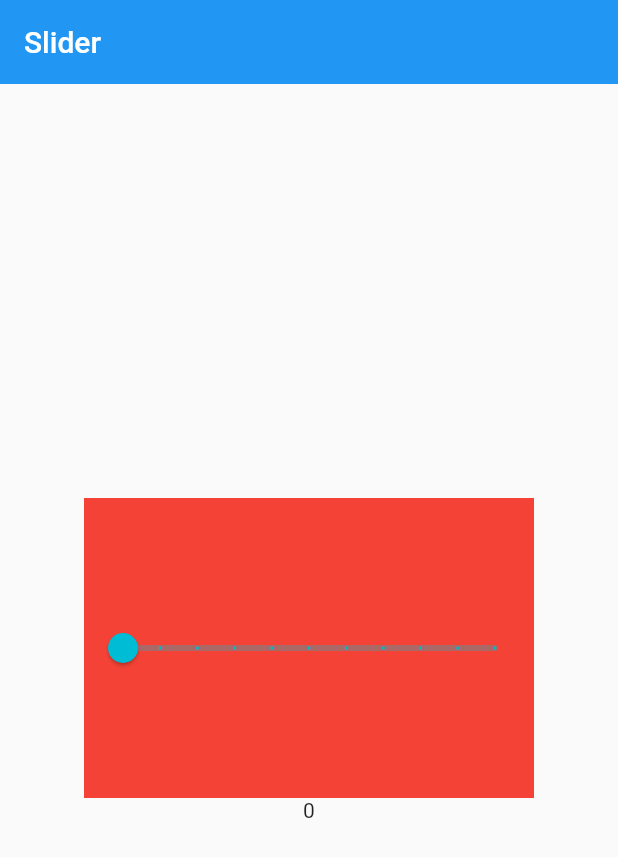
After one commit to liubang0909/flutter_helloworld, a Flutter app: the SliderDemo screen opened directly, on a phone screen of 412 x 824 dp. The commit adds this screen. Shown: the top 857 px of the screen. Run offline on Flutter 3.47's test engine with Material 2 defaults, Android fonts, the phone set to English and light mode, and no system bars.

Commit message:
Slider
Slider

```diff
--- a/flutter_helloworld/lib/demo/material_components.dart
+++ b/flutter_helloworld/lib/demo/material_components.dart
@@ -6,6 +6,7 @@ import '../demo/form_demo.dart';
 import '../demo/checkbox_demo.dart';
 import '../demo/radio_demo.dart';
 import '../demo/switch_demo.dart';
+import '../demo/slider_demo.dart';
 
 class MaterialComponents extends StatelessWidget {
   const MaterialComponents({Key key}) : super(key: key);
@@ -20,6 +21,7 @@ class MaterialComponents extends StatelessWidget {
         ),
         body: ListView(
           children: [
+            ListItem(title: 'Slider', page: SliderDemo()),
             ListItem(title: 'Switch', page: SwitchDemo()),
             ListItem(title: 'Radio', page: RadioDemo()),
             ListItem(title: 'Checkbox', page: CheckboxDemo()),
--- /dev/null
+++ b/flutter_helloworld/lib/demo/slider_demo.dart
@@ -0,0 +1,56 @@
+import 'package:flutter/material.dart';
+
+class SliderDemo extends StatefulWidget {
+  SliderDemo({Key key}) : super(key: key);
+
+  @override
+  _SliderDemoState createState() => _SliderDemoState();
+}
+
+class _SliderDemoState extends State<SliderDemo> {
+  double _changeValue = 0;
+  @override
+  Widget build(BuildContext context) {
+    return Container(
+      child: Scaffold(
+        appBar: AppBar(
+          title: Text('Slider'),
+          elevation: 0,
+        ),
+        body: Padding(
+          padding: EdgeInsets.all(14),
+          child: Column(
+            mainAxisAlignment: MainAxisAlignment.center,
+            children: [
+              Row(
+                mainAxisAlignment: MainAxisAlignment.center,
+                children: [
+                  Container(
+                    width: 300,
+                    height: 200,
+                    color: Colors.red,
+                    child: Slider(
+                      min: 0.0,
+                      max: 10.0,
+                      divisions: 10,
+                      value: _changeValue,
+                      activeColor: Colors.cyan,
+                      inactiveColor: Colors.cyan.withOpacity(0.3),
+                      onChanged: (value) {
+                        debugPrint('$value');
+                        setState(() {
+                          _changeValue = value;
+                        });
+                      },
+                    ),
+                  ),
+                ],
+              ),
+              Text("${_changeValue.toInt()}"),
+            ],
+          ),
+        ),
+      ),
+    );
+  }
+}
```
